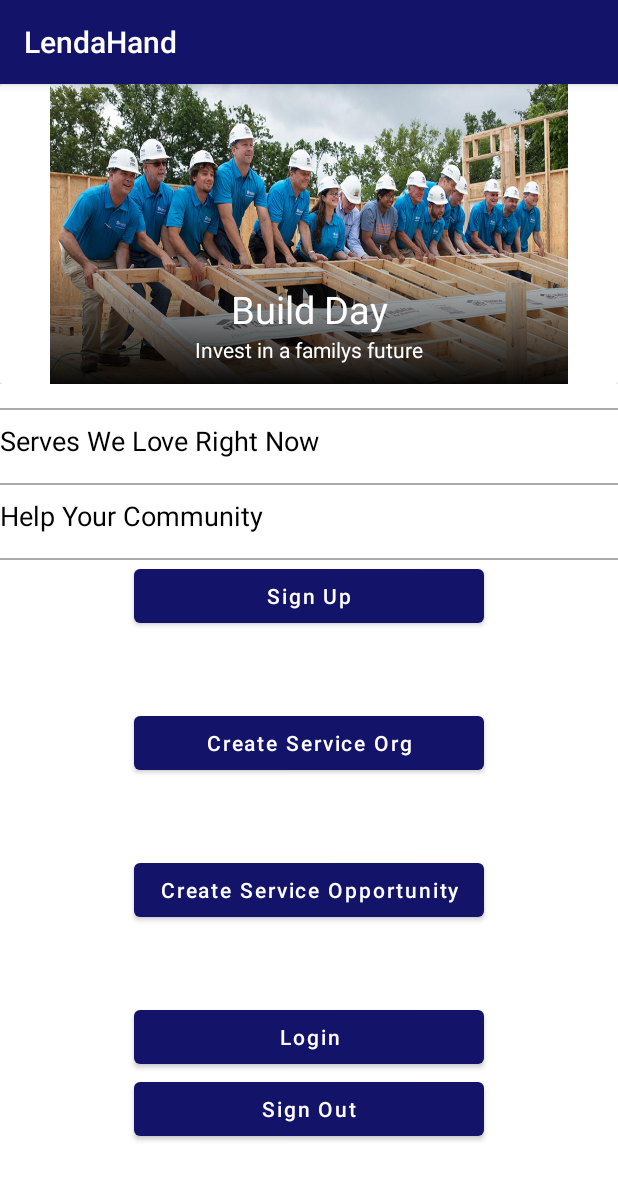
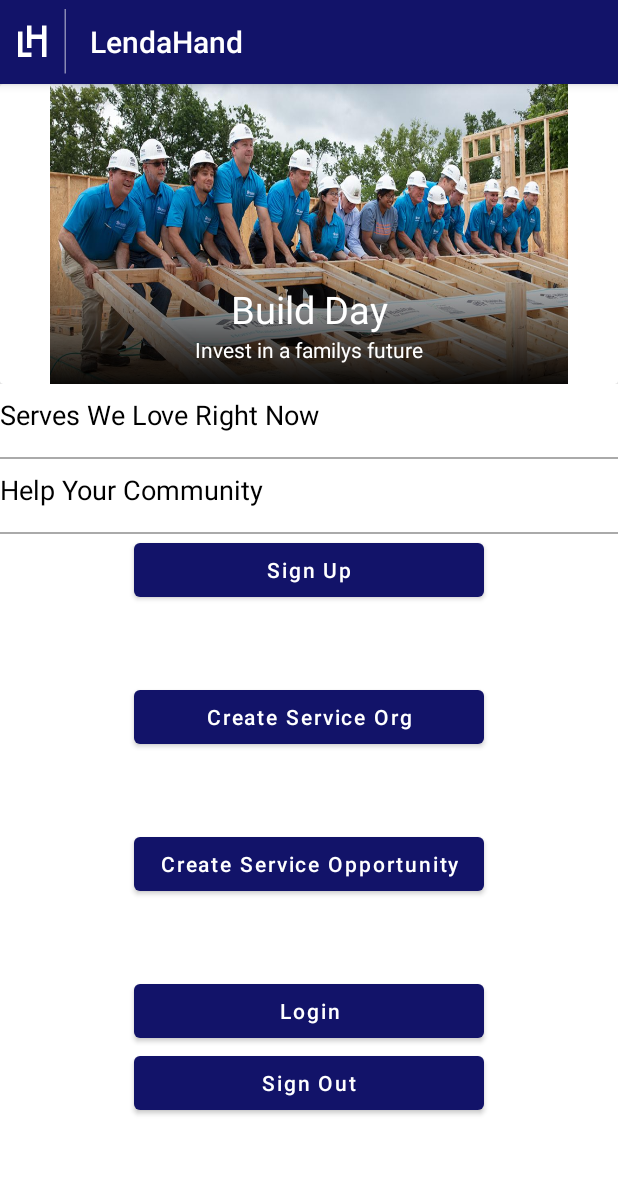
Before and after one commit to dmwever/LendaHand, an Android app: the screen it shows after launch (MainActivity), on a phone screen of 412 x 824 dp. Shown: the top 1180 px of the screen. Run offline under Robolectric (Android 15) with nearby library versions, the phone set to English and light mode, and no system bars; our stand-ins replace Firebase (no records; nobody signed in at launch, a user with empty details on screens opened directly); libraries missing offline, so code that uses them is left out: com.amazonaws.mobile, com.amazonaws.mobileconnectors, com.apollographql.apollo.

Commit message:
Added Lendahand logo to the top bar on the homescreen

```diff
--- /dev/null
+++ b/LendaHandApp/app/src/main/res/drawable/ic_lendahand_logo.xml
@@ -0,0 +1,12 @@
+<vector xmlns:android="http://schemas.android.com/apk/res/android"
+    android:width="19dp"
+    android:height="21dp"
+    android:viewportWidth="19"
+    android:viewportHeight="21">
+  <path
+      android:pathData="M9,18L9,21L0,21L0,4L3,4L3,18L9,18ZM15.9962,9L9,9L9,15L6,15L6,0L9,0L9,6L15.9962,6L15.9962,0L19,0L19,21L16,21L15.9962,9Z"
+      android:strokeWidth="1"
+      android:fillColor="#FFFFFF"
+      android:fillType="evenOdd"
+      android:strokeColor="#00000000"/>
+</vector>
--- /dev/null
+++ b/LendaHandApp/app/src/main/res/drawable/ic_lendahand_logo_with_divider.xml
@@ -0,0 +1,20 @@
+<vector xmlns:android="http://schemas.android.com/apk/res/android"
+    android:width="32dp"
+    android:height="44dp"
+    android:viewportWidth="32"
+    android:viewportHeight="44">
+  <path
+      android:pathData="M31.5,0.5L31.5,42.5476"
+      android:strokeAlpha="0.5"
+      android:strokeWidth="1"
+      android:fillColor="#00000000"
+      android:strokeColor="#FFFFFF"
+      android:fillType="evenOdd"
+      android:strokeLineCap="square"/>
+  <path
+      android:pathData="M9,29L9,32L0,32L0,15L3,15L3,29L9,29ZM15.9962,20L9,20L9,26L6,26L6,11L9,11L9,17L15.9962,17L15.9962,11L19,11L19,32L16,32L15.9962,20Z"
+      android:strokeWidth="1"
+      android:fillColor="#FFFFFF"
+      android:fillType="evenOdd"
+      android:strokeColor="#00000000"/>
+</vector>
--- a/LendaHandApp/app/src/main/res/layout/activity_main.xml
+++ b/LendaHandApp/app/src/main/res/layout/activity_main.xml
@@ -17,6 +17,8 @@
             style="@style/LendaHand_Top_Bar"
             android:layout_width="match_parent"
             android:layout_height="?attr/actionBarSize"
+            app:navigationIcon="@drawable/ic_lendahand_logo_with_divider"
+            app:contentInsetStartWithNavigation="0dp"
             app:title="@string/app_name" />
 
     </com.google.android.material.appbar.AppBarLayout>
@@ -33,16 +35,7 @@
             <androidx.recyclerview.widget.RecyclerView
                 android:id="@+id/featured_Service_Ops"
                 android:layout_width="match_parent"
-                android:layout_height="200dp">
-
-            </androidx.recyclerview.widget.RecyclerView>
-
-            <View
-                android:id="@+id/divider_featured"
-                android:layout_width="match_parent"
-                android:layout_height="1dp"
-                android:layout_marginTop="16dp"
-                android:background="@android:color/darker_gray"/>
+                android:layout_height="200dp"/>
 
             <TextView
                 android:id="@+id/servesWeLove"
```
